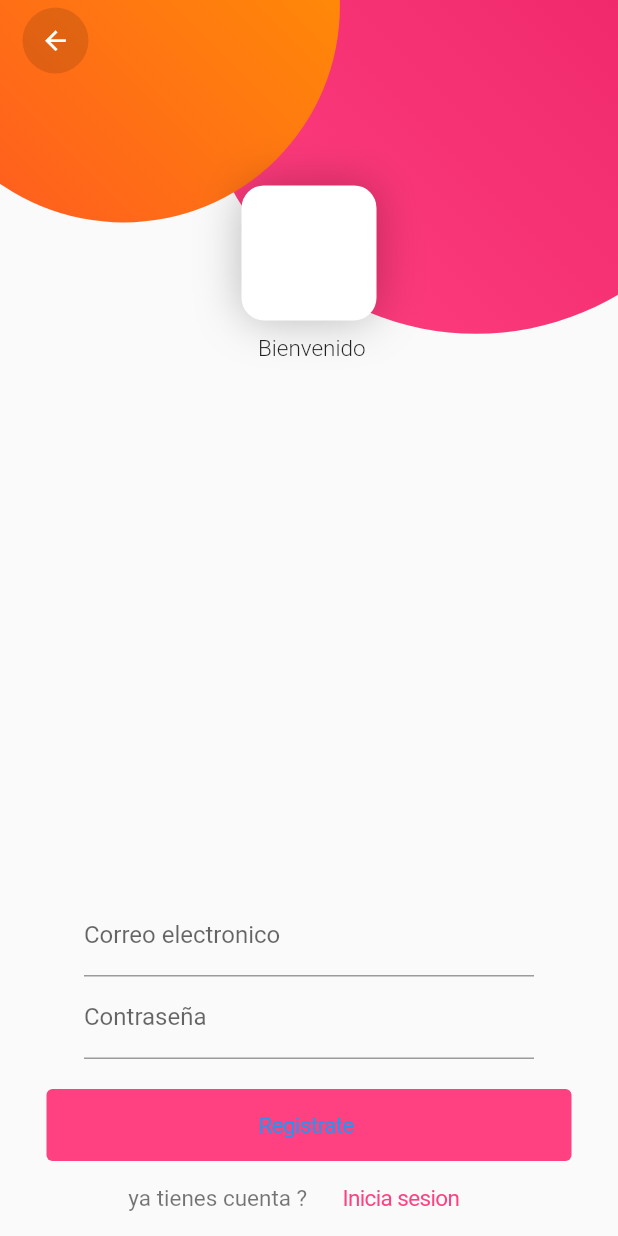
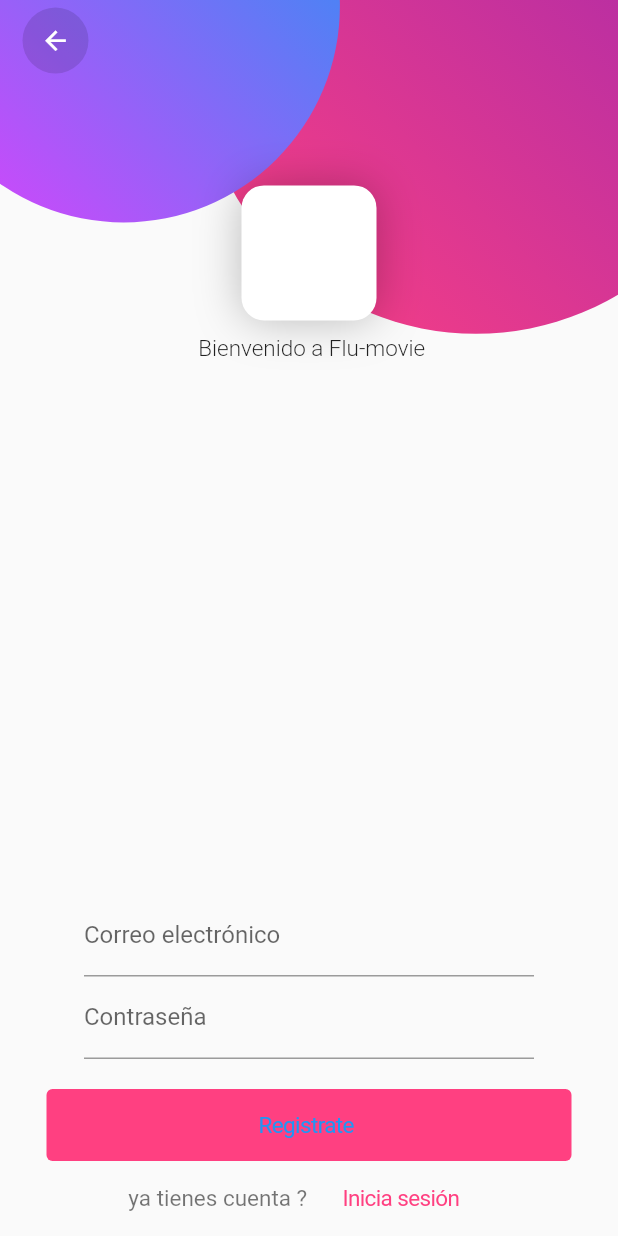
Before and after one commit to AHOrtiz/Flu-movies, a Flutter app: the RegistrarsePage screen opened by its route, on a phone screen of 412 x 824 dp. Run offline on Flutter 3.47's test engine with Material 2 defaults, Android fonts, the phone set to English and light mode, and no system bars; our stand-ins replace flutter_swiper, image_picker; missing offline and left inert: mime_type.

```diff
--- a/lib/src/pages/registrarse.dart
+++ b/lib/src/pages/registrarse.dart
@@ -36,7 +36,7 @@ class _RegistrarsePageState extends State<RegistrarsePage> {
     }
 
     setState(() {
-      _isLoading = true;
+   _isLoading = true;
     });
 
     final isOk = await _authApiService.register(context,
@@ -70,13 +70,13 @@ class _RegistrarsePageState extends State<RegistrarsePage> {
                   top: -size.width * 0.36,
                   child: Circle(
                       radius: size.width * 0.45,
-                      colors: [Colors.pink, Colors.pinkAccent])),
+                      colors: [Colors.purple, Colors.pinkAccent])),
               Positioned(
                   left: -size.width * 0.15,
                   top: -size.width * 0.34,
                   child: Circle(
                       radius: size.width * 0.35,
-                      colors: [Colors.orange, Colors.deepOrange])),
+                      colors: [Colors.blue, Colors.purpleAccent])),
               SingleChildScrollView(
                   child: Container(
                 width: size.width,
@@ -102,7 +102,7 @@ class _RegistrarsePageState extends State<RegistrarsePage> {
                           ),
                           SizedBox(height: 10),
                           Text(
-                            " Bienvenido",
+                            " Bienvenido a Flu-movie",
                             textAlign: TextAlign.center,
                             style: TextStyle(
                                 fontSize: 15, fontWeight: FontWeight.w300),
@@ -119,7 +119,7 @@ class _RegistrarsePageState extends State<RegistrarsePage> {
                                 child: Column(
                                   children: <Widget>[
                                     InputText(
-                                        label: "Correo electronico",
+                                        label: "Correo electrónico",
                                         inputType: TextInputType.emailAddress,
                                         validator: (String text) {
                                           if (RegExp(patternEmail)
@@ -170,7 +170,7 @@ class _RegistrarsePageState extends State<RegistrarsePage> {
                               CupertinoButton(
                                 onPressed: () =>
                                     Navigator.pushNamed(context, "/"),
-                                child: Text("Inicia sesion",
+                                child: Text("Inicia sesión",
                                     style: TextStyle(
                                         fontSize: 15,
                                         color: Colors.pinkAccent)),
--- a/lib/src/widget/drawer.dart
+++ b/lib/src/widget/drawer.dart
@@ -23,8 +23,8 @@ class DrawerWidget extends StatelessWidget {
                 ),
               )),
           ListTile(
-            title: Text("CRUD"),
-            trailing: Icon(Icons.backup),
+            title: Text("Agregar peliculas"),
+            trailing: Icon(Icons.add),
             onTap: () {
               Navigator.pushNamed(context, 'producto');
             },
```
Also changed, not shown: lib/src/pages/producto_pages.dart (+15 -8 lines), 1 other file.
